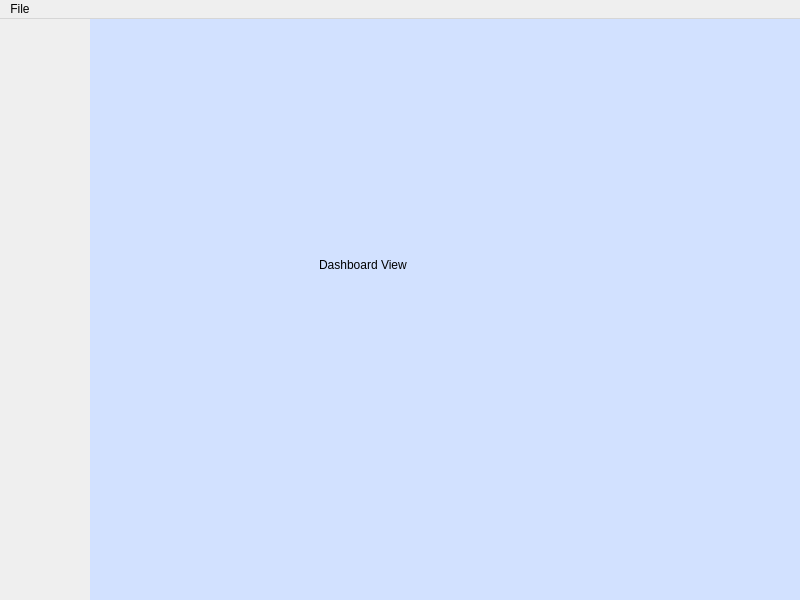
This is src/windows/mainwindow.ui in fast-food-finder-associates/FastFoodFinder as Qt 5 draws it before an edit. The edited form follows.
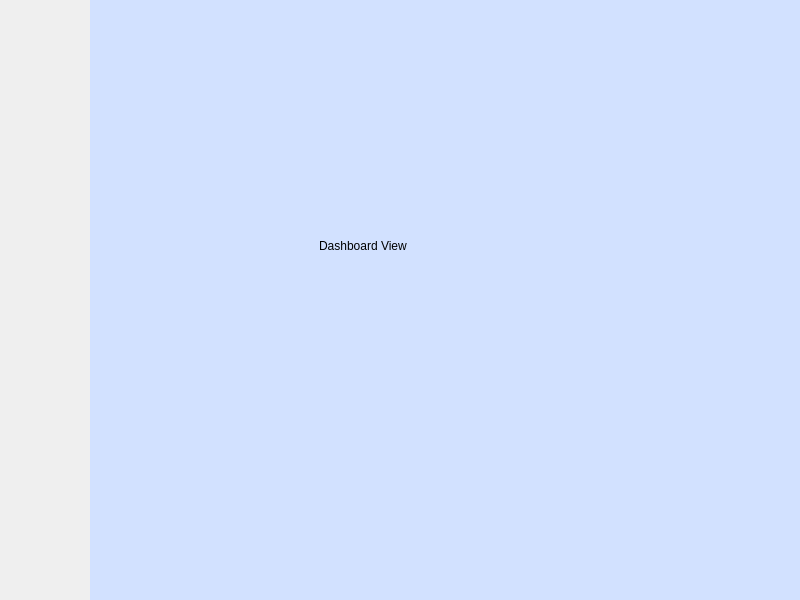
This is the edited form. Icons and pictures are not drawn.

Commit message: Added a logout button on the navbar. Removed menu bar

```diff
--- a/src/windows/mainwindow.ui
+++ b/src/windows/mainwindow.ui
@@ -317,24 +317,6 @@
    <zorder>NavBarWidget</zorder>
    <zorder>mainViews</zorder>
   </widget>
-  <widget class="QMenuBar" name="menubar">
-   <property name="geometry">
-    <rect>
-     <x>0</x>
-     <y>0</y>
-     <width>800</width>
-     <height>22</height>
-    </rect>
-   </property>
-   <widget class="QMenu" name="menuFile">
-    <property name="title">
-     <string>File</string>
-    </property>
-    <addaction name="separator"/>
-    <addaction name="actionLogout"/>
-   </widget>
-   <addaction name="menuFile"/>
-  </widget>
   <action name="actionLogout">
    <property name="text">
     <string>Logout</string>
```
The commit also changes 2 other files.
